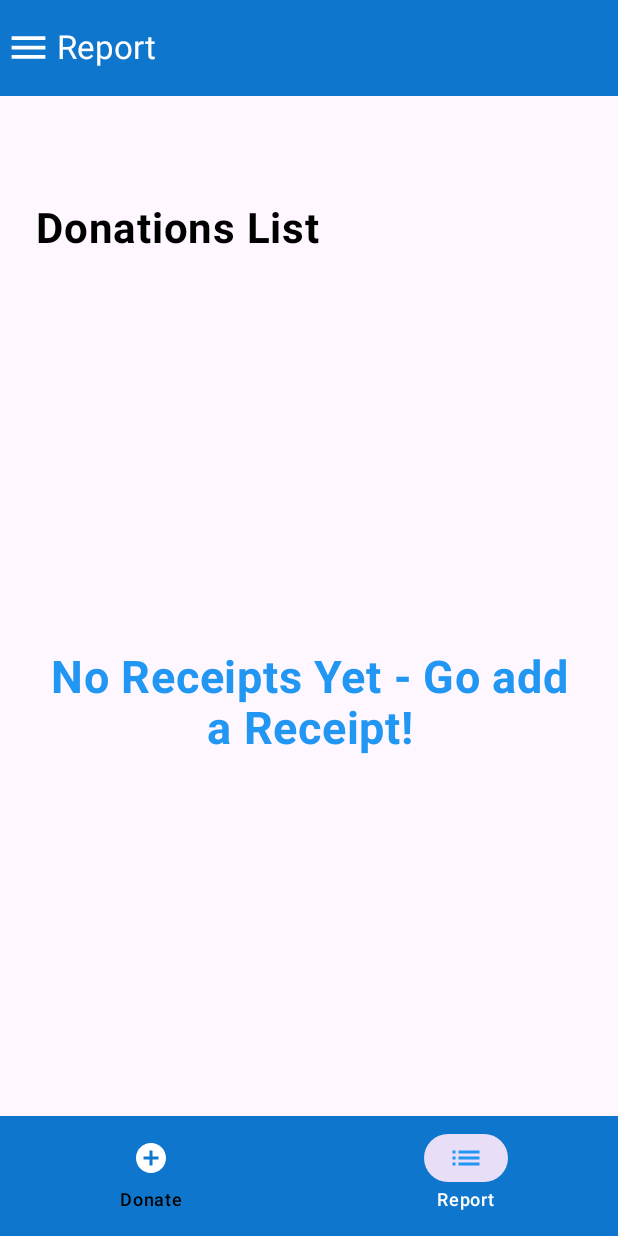
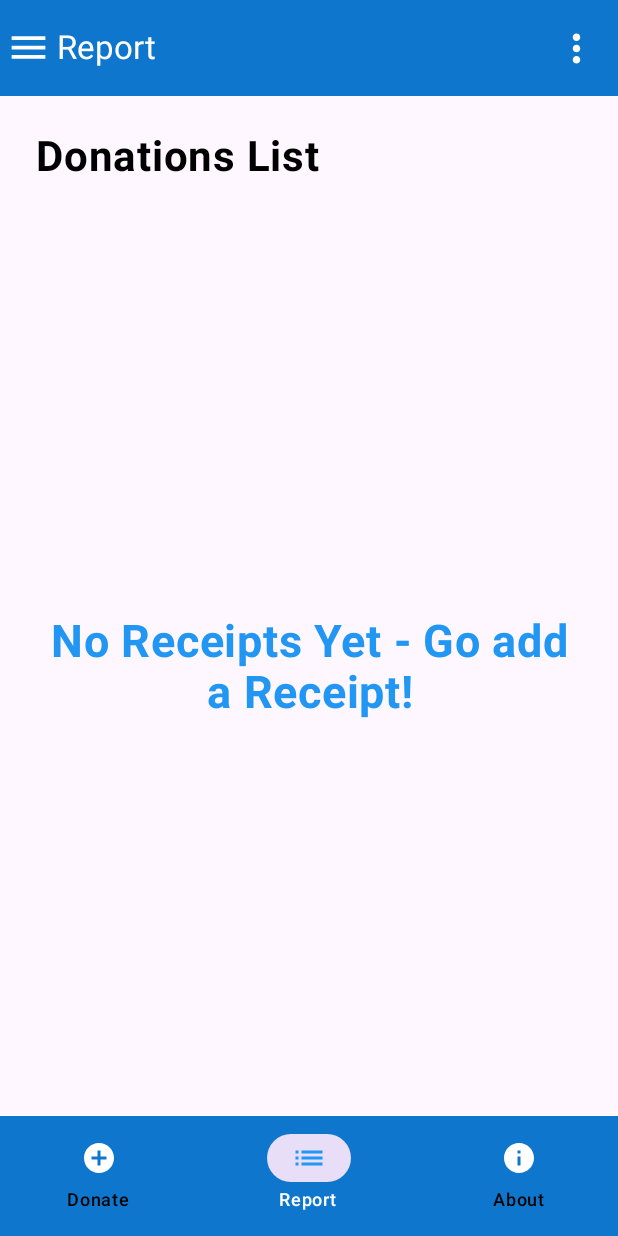
Before and after one commit to DenisMiculescu/FYP, an Android app built with Jetpack Compose: the screen it shows after launch (MainActivity), on a phone screen of 412 x 824 dp. Run offline under Robolectric (Android 15) with nearby library versions, the phone set to English and light mode, and no system bars; our stand-ins replace Timber.

Commit message:
About screen implemented

```diff
--- a/app/src/main/java/com/example/fyp/MainActivity.kt
+++ b/app/src/main/java/com/example/fyp/MainActivity.kt
@@ -62,7 +62,12 @@ fun FYPApp(
 
     Scaffold(
         modifier = modifier,
-        topBar = { TopAppBarProvider(currentScreen = currentBottomScreen) },
+        topBar = {
+            TopAppBarProvider(
+                currentScreen = currentBottomScreen,
+                canNavigateBack = navController.previousBackStackEntry != null
+            ) { navController.navigateUp() }
+        },
         content = { paddingValues ->
             NavHostProvider(
                 modifier = modifier,
--- a/app/src/main/java/com/example/fyp/navigation/AppDestinations.kt
+++ b/app/src/main/java/com/example/fyp/navigation/AppDestinations.kt
@@ -3,6 +3,7 @@ package com.example.fyp.navigation
 import androidx.compose.material.icons.Icons
 import androidx.compose.material.icons.automirrored.filled.List
 import androidx.compose.material.icons.filled.AddCircle
+import androidx.compose.material.icons.filled.Info
 import androidx.compose.ui.graphics.vector.ImageVector
 
 interface AppDestination {
@@ -23,5 +24,12 @@ object Receipt : AppDestination {
     override val route = "donate"
 }
 
-val bottomAppBarDestinations = listOf(Receipt, Report)
-val allDestinations = listOf(Report, Receipt)
+object About : AppDestination {
+    override val icon = Icons.Filled.Info
+    override val label = "About"
+    override val route = "about"
+}
+
+
+val bottomAppBarDestinations = listOf(Receipt, Report, About)
+val allDestinations = listOf(Report, Receipt, About)
--- a/app/src/main/java/com/example/fyp/navigation/AppNavGraph.kt
+++ b/app/src/main/java/com/example/fyp/navigation/AppNavGraph.kt
@@ -9,6 +9,7 @@ import androidx.navigation.NavHostController
 import androidx.navigation.compose.NavHost
 import androidx.navigation.compose.composable
 import com.example.fyp.data.ReceiptModel
+import com.example.fyp.ui.screens.ScreenAbout
 import com.example.fyp.ui.screens.ScreenReceipt
 import com.example.fyp.ui.screens.ScreenReport
 
@@ -31,5 +32,8 @@ fun NavHostProvider(
         composable(route = Report.route) {
             ScreenReport(modifier = modifier, receipts = receipts)
         }
+        composable(route = About.route) {
+            ScreenAbout(modifier = modifier)
+        }
     }
 }
--- /dev/null
+++ b/app/src/main/java/com/example/fyp/ui/components/general/DropDownMenu.kt
@@ -0,0 +1,59 @@
+package com.example.fyp.ui.components.general
+
+import androidx.compose.foundation.background
+import androidx.compose.foundation.layout.Box
+import androidx.compose.foundation.layout.size
+import androidx.compose.material.icons.Icons
+import androidx.compose.material.icons.filled.Info
+import androidx.compose.material.icons.filled.MoreVert
+import androidx.compose.material3.*
+import androidx.compose.runtime.*
+import androidx.compose.ui.Alignment
+import androidx.compose.ui.Modifier
+import androidx.compose.ui.graphics.Color
+import androidx.compose.ui.unit.dp
+import androidx.compose.ui.unit.sp
+
+@Composable
+fun DropDownMenu() {
+    var expanded by remember { mutableStateOf(false) }
+    var selectedOptionText by remember { mutableStateOf("Help") }
+
+    Box(
+        contentAlignment = Alignment.Center,
+
+        ) {
+
+        IconButton(onClick = {
+            expanded = true
+        }) {
+            Icon(
+                imageVector = Icons.Default.MoreVert,
+                contentDescription = "Open Info",
+                tint = Color.White,
+                modifier = Modifier.size(30.dp)
+            )
+        }
+        DropdownMenu(
+            modifier = Modifier.background(MaterialTheme.colorScheme.secondary),
+            expanded = expanded,
+            onDismissRequest = { expanded = false },
+        ) {
+            DropdownMenuItem(
+                text = { Text(color = Color.White,text = "Info", fontSize = 18.sp) },
+                trailingIcon = {
+                    Icon(
+                        imageVector = Icons.Filled.Info,
+                        contentDescription = "Info",
+                        tint = Color.White,
+                        modifier = Modifier.size(24.dp)
+                    )
+                },
+                onClick = {
+                    selectedOptionText = "Info"
+                    expanded = false
+                },
+            )
+        }
+    }
+}
--- a/app/src/main/java/com/example/fyp/ui/components/general/TopAppBarProvider.kt
+++ b/app/src/main/java/com/example/fyp/ui/components/general/TopAppBarProvider.kt
@@ -2,9 +2,11 @@ package com.example.fyp.ui.components.general
 
 import androidx.compose.foundation.layout.size
 import androidx.compose.material.icons.Icons
+import androidx.compose.material.icons.automirrored.filled.ArrowBack
 import androidx.compose.material.icons.filled.Menu
 import androidx.compose.material3.ExperimentalMaterial3Api
 import androidx.compose.material3.Icon
+import androidx.compose.material3.IconButton
 import androidx.compose.material3.MaterialTheme
 import androidx.compose.material3.Text
 import androidx.compose.material3.TopAppBar
@@ -17,7 +19,10 @@ import com.example.fyp.navigation.AppDestination
 
 @OptIn(ExperimentalMaterial3Api::class)
 @Composable
-fun TopAppBarProvider(currentScreen: AppDestination)
+fun TopAppBarProvider(
+    currentScreen: AppDestination,
+    canNavigateBack: Boolean,
+    navigateUp: () -> Unit = {})
 {
     TopAppBar(
         title = {
@@ -30,13 +35,25 @@ fun TopAppBarProvider(currentScreen: AppDestination)
             containerColor = MaterialTheme.colorScheme.primary
         ),
         navigationIcon = {
+            if (canNavigateBack) {
+                IconButton(onClick = navigateUp) {
+                    Icon(
+                        imageVector = Icons.AutoMirrored.Filled.ArrowBack,
+                        contentDescription = "Back Button",
+                        tint = Color.White,
+                        modifier = Modifier.size(30.dp)
+                    )
+                }
+            }
+            else
                 Icon(
                     imageVector = Icons.Filled.Menu,
                     contentDescription = "Menu Button",
                     tint = Color.White,
                     modifier = Modifier.size(30.dp)
                 )
+
         },
-        actions = { }
+        actions = { DropDownMenu() }
     )
 }
--- a/app/src/main/java/com/example/fyp/ui/screens/ScreenReceipt.kt
+++ b/app/src/main/java/com/example/fyp/ui/screens/ScreenReceipt.kt
@@ -29,7 +29,6 @@ fun ScreenReceipt(modifier: Modifier = Modifier,
     Column {
         Column(
             modifier = modifier.padding(
-                top = 48.dp,
                 start = 24.dp,
                 end = 24.dp
             ),
--- a/app/src/main/java/com/example/fyp/ui/screens/ScreenReport.kt
+++ b/app/src/main/java/com/example/fyp/ui/screens/ScreenReport.kt
@@ -27,7 +27,6 @@ fun ScreenReport(modifier: Modifier = Modifier,
     Column {
         Column(
             modifier = modifier.padding(
-                top = 48.dp,
                 start = 24.dp,
                 end = 24.dp
             ),
--- a/app/src/main/res/values/strings.xml
+++ b/app/src/main/res/values/strings.xml
@@ -17,4 +17,5 @@
     <string name="show_less">Show Less</string>
     <string name="show_more">Show More</string>
     <string name="empty_list">No Receipts Yet - Go add a Receipt!</string>
+    <string name="about_message">Receiptly is a receipt storage app, go check it out!!</string>
 </resources>
```
Also changed, not shown: app/src/main/java/com/example/fyp/ui/screens/ScreenAbout.kt (added, +50 -0 lines), app/src/main/res/drawable/receipt_pic.png (added). Lines whose indentation alone changed are shown as unchanged.
